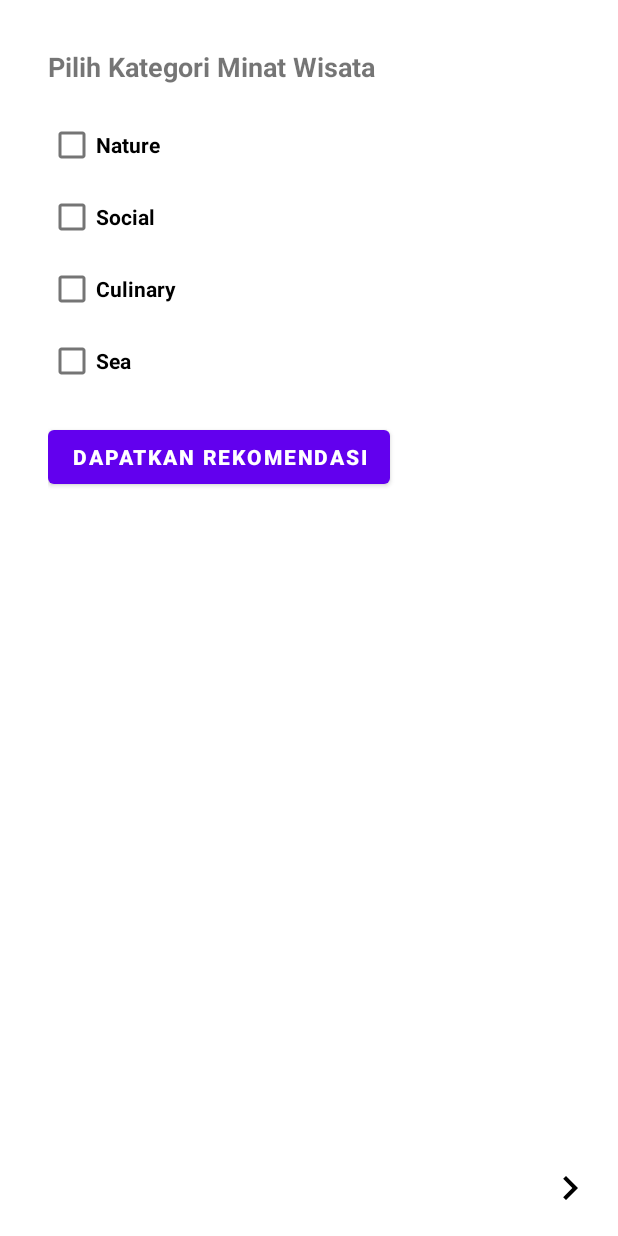
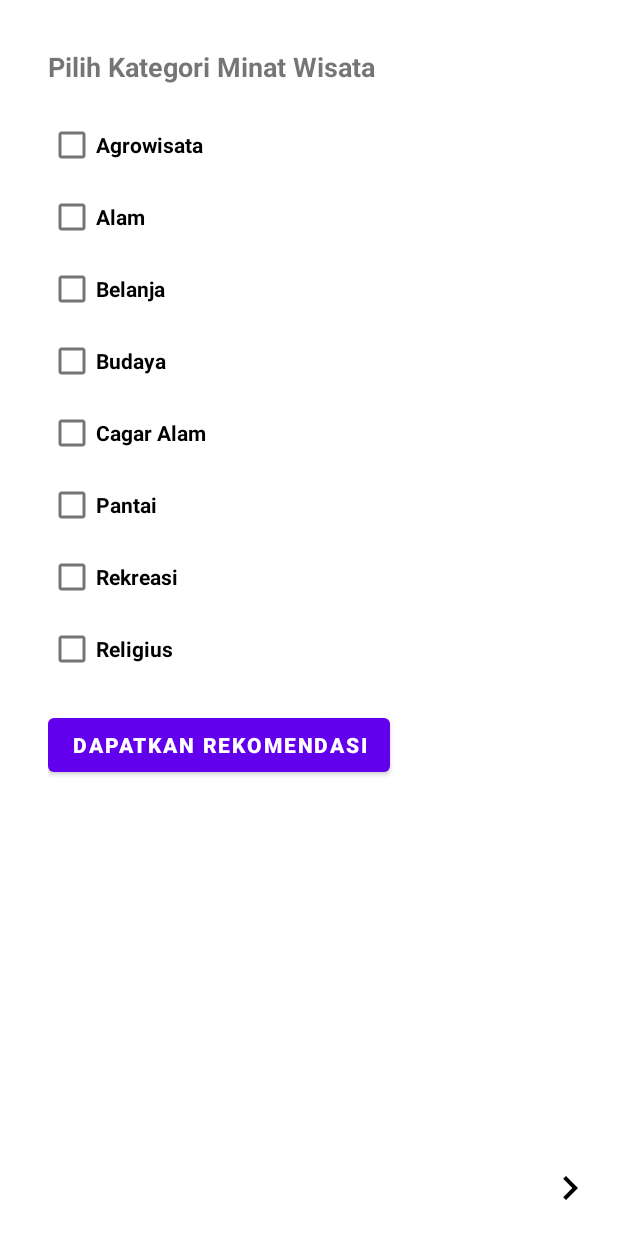
Before and after one commit to PenditWiguna/Capstone, an Android app: the layout activity_survey_preference.xml on its own in the app's theme, with its tools: preview values and no code run, on a phone screen of 412 x 824 dp. Run offline under Robolectric (Android 15) with nearby library versions, the phone set to English and light mode, and no system bars; network calls fail.

Commit message:
preference update

```diff
--- a/app/src/main/java/com/ratan/maigen/data/response/ErrorResponse.kt
+++ b/app/src/main/java/com/ratan/maigen/data/response/ErrorResponse.kt
@@ -3,8 +3,10 @@ package com.ratan.maigen.data.response
 import com.google.gson.annotations.SerializedName
 
 data class ErrorResponse(
+
     @field:SerializedName("error")
     val error: Boolean? = null,
+
     @field:SerializedName("message")
     val message: String? = null
 )
--- a/app/src/main/java/com/ratan/maigen/data/response/LoginResponse.kt
+++ b/app/src/main/java/com/ratan/maigen/data/response/LoginResponse.kt
@@ -16,7 +16,7 @@ data class LoginResponse(
 
 data class LoginResult(
 
-    @field:SerializedName("name")
+    @field:SerializedName("username")
     val name: String? = null,
 
     @field:SerializedName("userId")
--- a/app/src/main/java/com/ratan/maigen/view/activity/RegisterActivity.kt
+++ b/app/src/main/java/com/ratan/maigen/view/activity/RegisterActivity.kt
@@ -83,9 +83,9 @@ class RegisterActivity : AppCompatActivity() {
 
     private fun setupAction() {
         AlertDialog.Builder(this).apply {
-            setTitle("Regist Sucsessful!")
-            setMessage("Your account has been successfully created. Let's login first!")
-            setPositiveButton("Next") { _, _ ->
+            setTitle("Registrasi Berhasil!")
+            setMessage("Akun Anda telah berhasil dibuat. Login dulu, yuk!")
+            setPositiveButton("Yuk, lanjut!") { _, _ ->
                 val intent = Intent(context, LoginActivity::class.java)
                 intent.flags = Intent.FLAG_ACTIVITY_CLEAR_TASK or Intent.FLAG_ACTIVITY_NEW_TASK
                 startActivity(intent)
--- a/app/src/main/res/layout/activity_survey_preference.xml
+++ b/app/src/main/res/layout/activity_survey_preference.xml
@@ -24,32 +24,60 @@
             android:layout_marginBottom="16dp" />
 
         <CheckBox
-            android:id="@+id/checkBoxNature"
+            android:id="@+id/checkBoxAgrowisata"
             android:textStyle="bold"
             android:layout_width="wrap_content"
             android:layout_height="wrap_content"
-            android:text="@string/nature" />
+            android:text="@string/agrowisata" />
 
         <CheckBox
-            android:id="@+id/checkBoxSocial"
+            android:id="@+id/checkBoxAlam"
             android:textStyle="bold"
             android:layout_width="wrap_content"
             android:layout_height="wrap_content"
-            android:text="@string/social" />
+            android:text="@string/alam" />
 
         <CheckBox
-            android:id="@+id/checkBoxCulinary"
+            android:id="@+id/checkBoxBelanja"
             android:textStyle="bold"
             android:layout_width="wrap_content"
             android:layout_height="wrap_content"
-            android:text="@string/culinary" />
+            android:text="@string/belanja" />
 
         <CheckBox
-            android:id="@+id/checkBoxSea"
+            android:id="@+id/checkBoxBudaya"
             android:textStyle="bold"
             android:layout_width="wrap_content"
             android:layout_height="wrap_content"
-            android:text="@string/sea" />
+            android:text="@string/budaya" />
+
+        <CheckBox
+            android:id="@+id/checkBoxCagarAlam"
+            android:textStyle="bold"
+            android:layout_width="wrap_content"
+            android:layout_height="wrap_content"
+            android:text="@string/cagarAlam" />
+
+        <CheckBox
+            android:id="@+id/checkBoxPantai"
+            android:textStyle="bold"
+            android:layout_width="wrap_content"
+            android:layout_height="wrap_content"
+            android:text="@string/pantai" />
+
+        <CheckBox
+            android:id="@+id/checkBoxRekreasi"
+            android:textStyle="bold"
+            android:layout_width="wrap_content"
+            android:layout_height="wrap_content"
+            android:text="@string/rekreasi" />
+
+        <CheckBox
+            android:id="@+id/checkBoxReligius"
+            android:textStyle="bold"
+            android:layout_width="wrap_content"
+            android:layout_height="wrap_content"
+            android:text="@string/religius" />
 
         <Button
             android:id="@+id/buttonSubmit"
--- a/app/src/main/res/values/strings.xml
+++ b/app/src/main/res/values/strings.xml
@@ -23,9 +23,13 @@
     <string name="TopViews">Top views</string>
     <string name="logout">logout</string>
     <string name="pilih_kategori_minat_wisata">Pilih Kategori Minat Wisata</string>
-    <string name="nature">Nature</string>
-    <string name="social">Social</string>
-    <string name="culinary">Culinary</string>
-    <string name="sea">Sea</string>
+    <string name="agrowisata">Agrowisata</string>
+    <string name="alam">Alam</string>
+    <string name="belanja">Belanja</string>
+    <string name="budaya">Budaya</string>
     <string name="dapatkan_rekomendasi">Dapatkan Rekomendasi</string>
+    <string name="cagarAlam">Cagar Alam</string>
+    <string name="pantai">Pantai</string>
+    <string name="rekreasi">Rekreasi</string>
+    <string name="religius">Religius</string>
 </resources>
```
Also changed, not shown: app/src/main/java/com/ratan/maigen/data/repository/DestinationRepository.kt (+6 -4 lines), app/src/main/java/com/ratan/maigen/view/activity/LoginActivity.kt (+5 -5 lines), app/src/main/java/com/ratan/maigen/view/activity/MainActivity.kt (+3 -45 lines), app/src/main/java/com/ratan/maigen/view/activity/SurveyPreferenceActivity.kt (+51 -5 lines).
